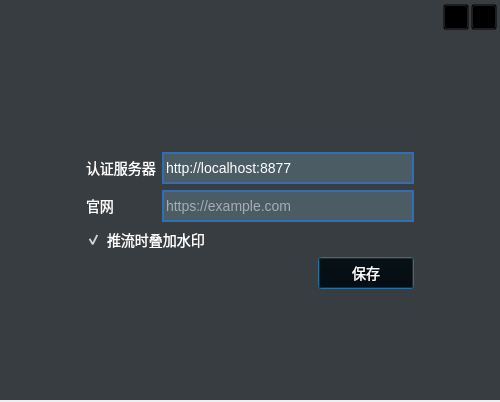
ohto-ai/PostLive, file src/app/LiveLoginSettingDialog.ui: the form before one commit.
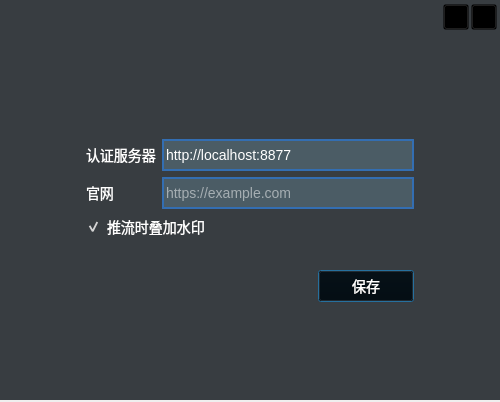
The form after the commit. Icons and pictures are not drawn.

Diff of the .ui file:
```diff
--- a/src/app/LiveLoginSettingDialog.ui
+++ b/src/app/LiveLoginSettingDialog.ui
@@ -504,6 +504,25 @@
            </widget>
           </item>
           <item row="3" column="0" colspan="2">
+           <widget class="QLabel" name="messageLabel">
+            <property name="minimumSize">
+             <size>
+              <width>0</width>
+              <height>20</height>
+             </size>
+            </property>
+            <property name="styleSheet">
+             <string notr="true">color: #FF7070; background: transparent;</string>
+            </property>
+            <property name="text">
+             <string/>
+            </property>
+            <property name="wordWrap">
+             <bool>true</bool>
+            </property>
+           </widget>
+          </item>
+          <item row="4" column="0" colspan="2">
            <layout class="QHBoxLayout" name="horizontalLayout_2">
             <item>
              <spacer name="horizontalSpacer_3">
```
